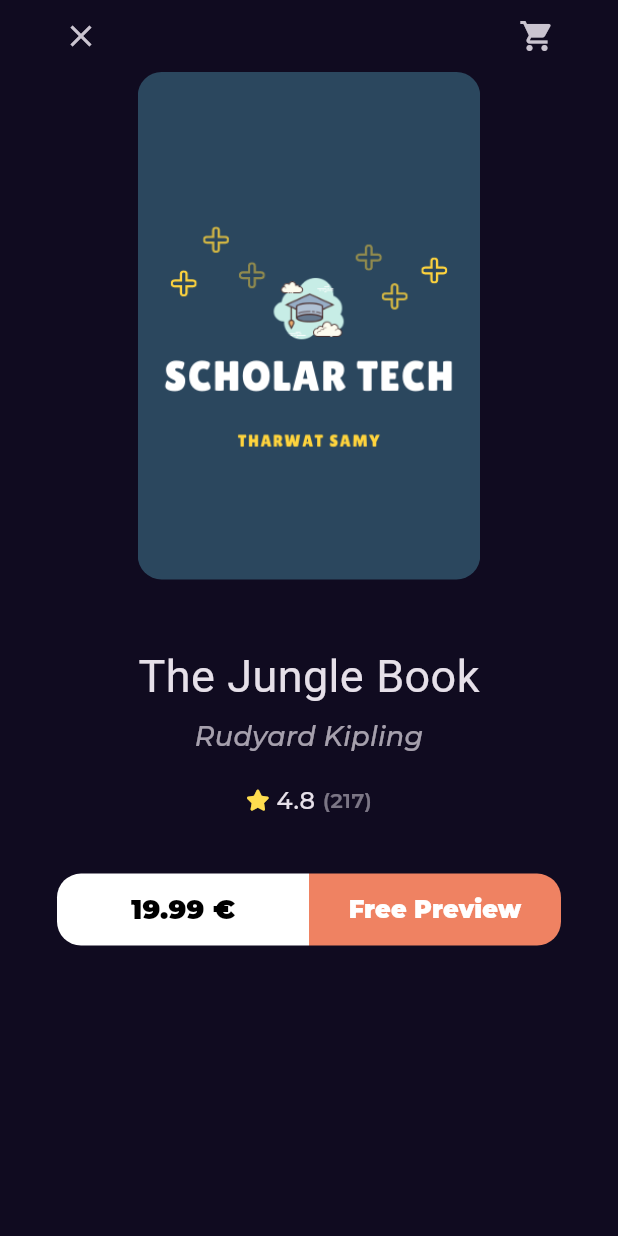
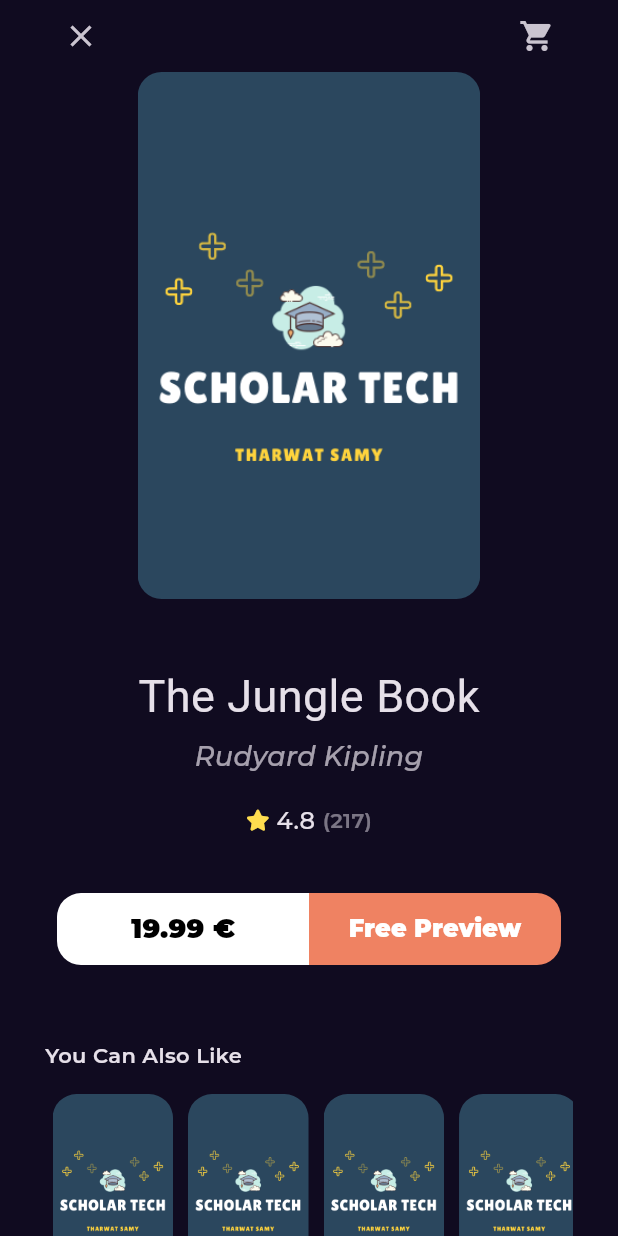
Before and after one commit to MohamedJamaal/EBook-App, a Flutter app: the BookDetailsView screen opened by its route, on a phone screen of 412 x 824 dp. Run offline on Flutter 3.47's test engine with Material 3 defaults, Android fonts, the phone set to English and light mode, and no system bars; our stand-ins replace font_awesome_flutter, go_router, google_fonts.

Commit message:
add book details scroll view section

```diff
--- a/lib/features/home/presentation/views/widgets/book_details_view_body.dart
+++ b/lib/features/home/presentation/views/widgets/book_details_view_body.dart
@@ -1,9 +1,9 @@
 import 'package:ebookapp/core/utils/styles.dart';
-import 'package:ebookapp/core/widgets/custom_button.dart';
 import 'package:ebookapp/features/home/presentation/views/widgets/book_rating.dart';
 import 'package:ebookapp/features/home/presentation/views/widgets/books_action.dart';
 import 'package:ebookapp/features/home/presentation/views/widgets/custom_book_details_app_bar.dart';
 import 'package:ebookapp/features/home/presentation/views/widgets/custom_Book_item.dart';
+import 'package:ebookapp/features/home/presentation/views/widgets/similar_books_list_view.dart';
 import 'package:flutter/material.dart';
 
 class BookDetailsViewBody extends StatelessWidget {
@@ -12,7 +12,11 @@ class BookDetailsViewBody extends StatelessWidget {
   @override
   Widget build(BuildContext context) {
     var width = MediaQuery.of(context).size.width;
-    return Padding(
+    return CustomScrollView(
+      slivers: [
+        SliverFillRemaining(
+          hasScrollBody: false,
+          child: Padding(
             padding: const EdgeInsets.symmetric(horizontal: 30),
             child: Column(
               children: [
@@ -51,8 +55,32 @@ class BookDetailsViewBody extends StatelessWidget {
                   height: 37,
                 ),
                 const BooksAction(),
+                const Expanded(
+                  child: SizedBox(
+                    height: 50,
+                  ),
+                ),
+                Align(
+                  alignment: Alignment.centerLeft,
+                  child: Text(
+                    'You Can Also Like ',
+                    style: Styles.textStyle14.copyWith(
+                      fontWeight: FontWeight.w600,
+                    ),
+                  ),
+                ),
+                const SizedBox(
+                  height: 16,
+                ),
+                const SilmilarBooksListView(),
+                const SizedBox(
+                  height: 40,
+                ),
               ],
             ),
+          ),
+        )
+      ],
     );
   }
 }
--- a/lib/features/home/presentation/views/widgets/custom_Book_item.dart
+++ b/lib/features/home/presentation/views/widgets/custom_Book_item.dart
@@ -7,7 +7,7 @@ class CustomBookImage extends StatelessWidget {
   @override
   Widget build(BuildContext context) {
     return AspectRatio(
-      aspectRatio: 2.7 / 4,
+      aspectRatio: 2.6 / 4,
       child: Container(
         decoration: BoxDecoration(
           borderRadius: BorderRadius.circular(16),
--- /dev/null
+++ b/lib/features/home/presentation/views/widgets/similar_books_list_view.dart
@@ -0,0 +1,22 @@
+import 'package:ebookapp/features/home/presentation/views/widgets/custom_Book_item.dart';
+import 'package:flutter/material.dart';
+
+class SilmilarBooksListView extends StatelessWidget {
+  const SilmilarBooksListView({super.key});
+
+  @override
+  Widget build(BuildContext context) {
+    return SizedBox(
+      height: MediaQuery.of(context).size.height * 0.15,
+      child: ListView.builder(
+        scrollDirection: Axis.horizontal,
+        itemBuilder: (context, index) {
+          return const Padding(
+            padding: EdgeInsets.symmetric(horizontal: 5),
+            child: CustomBookImage(),
+          );
+        },
+      ),
+    );
+  }
+}
```
Lines whose indentation alone changed are shown as unchanged.
